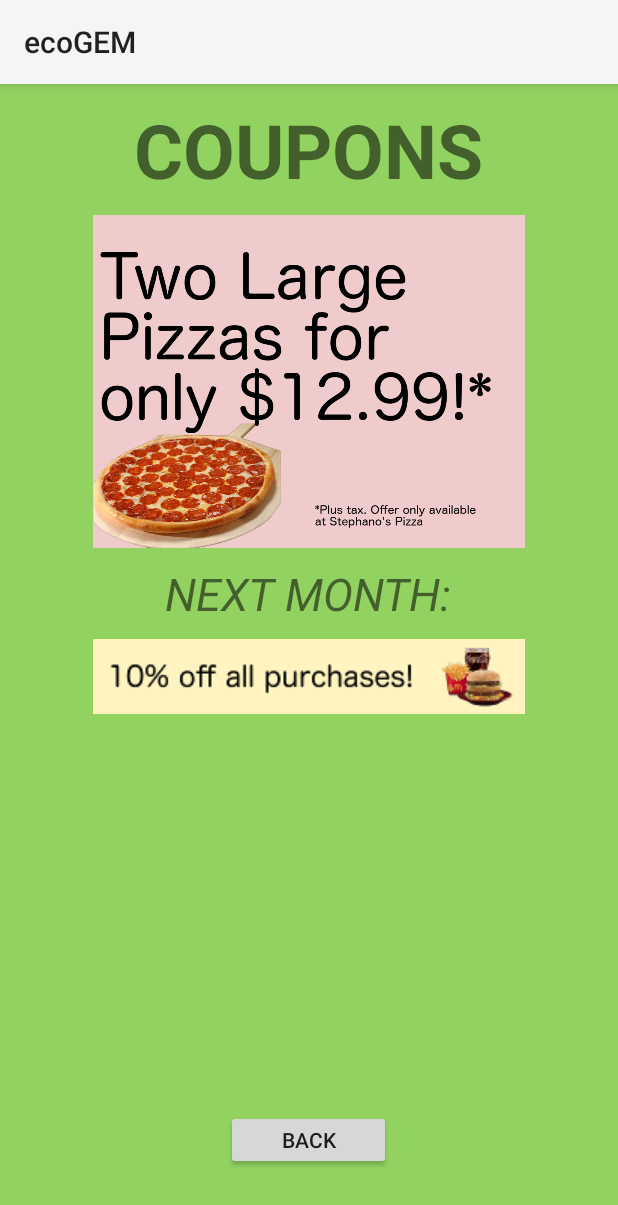
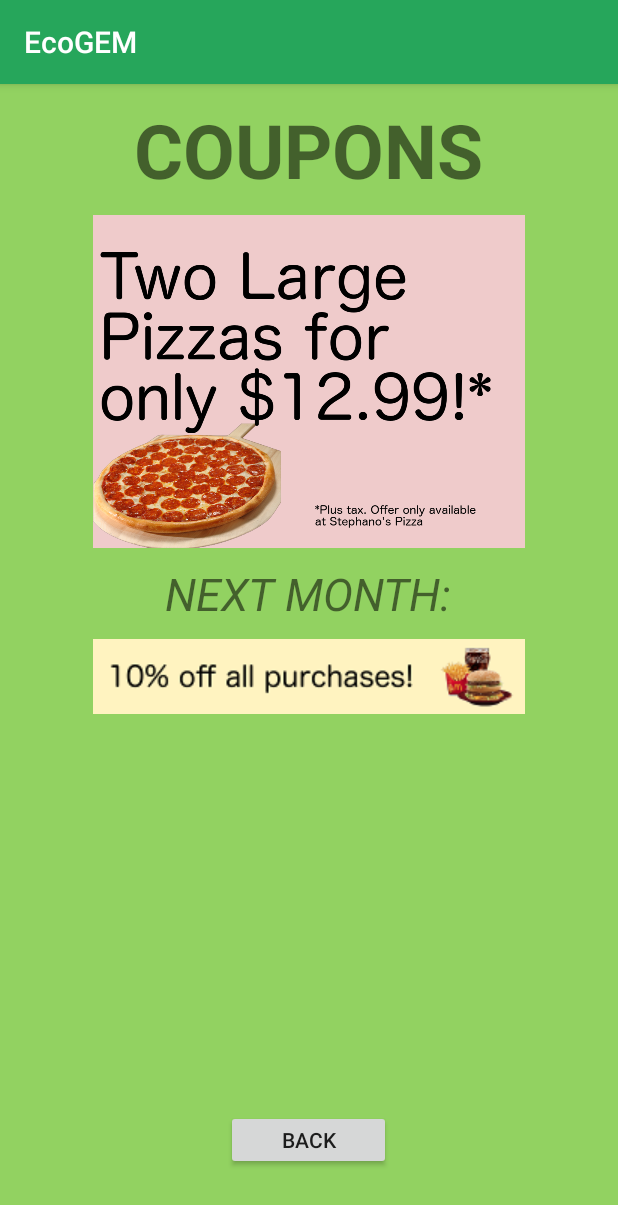
Before and after one commit to sarahyeo/EcoGEM, an Android app: the HomeActivity screen opened directly, with no data from a screen before it, after a tap on "COUPONS", on a phone screen of 412 x 824 dp. Shown: the top 1205 px of the screen. Run offline under Robolectric (Android 15) with nearby library versions, the phone set to English and light mode, and no system bars; 1 statement that could not run was skipped.

Commit message:
Update all status and action bar colors

```diff
--- a/app/src/main/java/com/cloud1001/ecogem/CouponsActivity.java
+++ b/app/src/main/java/com/cloud1001/ecogem/CouponsActivity.java
@@ -1,9 +1,14 @@
 package com.cloud1001.ecogem;
 
+import android.app.ActionBar;
 import android.app.Activity;
 import android.graphics.Color;
+import android.graphics.drawable.ColorDrawable;
 import android.os.Bundle;
+import android.text.Html;
 import android.view.View;
+import android.view.Window;
+import android.view.WindowManager;
 import android.widget.Button;
 import android.widget.ImageView;
 
@@ -18,6 +23,16 @@
     protected void onCreate(Bundle savedInstanceState) {
         super.onCreate(savedInstanceState);
         setContentView(R.layout.activity_coupons);
+
+        Window window = this.getWindow();
+        window.addFlags(WindowManager.LayoutParams.FLAG_DRAWS_SYSTEM_BAR_BACKGROUNDS);
+        window.clearFlags(WindowManager.LayoutParams.FLAG_TRANSLUCENT_STATUS);
+        window.setStatusBarColor(Color.parseColor("#87D37C"));
+
+        ActionBar actionBar = getActionBar();
+        actionBar.setBackgroundDrawable(new ColorDrawable(Color.parseColor("#26A65B")));
+        actionBar.setTitle(Html.fromHtml("<font color='#ffffff'>EcoGEM</font>"));
+
         initImageView();
     }
 
--- a/app/src/main/java/com/cloud1001/ecogem/HomeActivity.java
+++ b/app/src/main/java/com/cloud1001/ecogem/HomeActivity.java
@@ -1,10 +1,15 @@
 package com.cloud1001.ecogem;
 
+import android.app.ActionBar;
 import android.app.Activity;
 import android.content.Intent;
 import android.graphics.Color;
+import android.graphics.drawable.ColorDrawable;
 import android.os.Bundle;
+import android.text.Html;
 import android.view.View;
+import android.view.Window;
+import android.view.WindowManager;
 import android.widget.Button;
 import android.widget.ImageView;
 import android.widget.TextView;
@@ -24,6 +29,15 @@
     protected void onCreate(Bundle savedInstanceState) {
         super.onCreate(savedInstanceState);
         setContentView(R.layout.activity_home);
+
+        Window window = this.getWindow();
+        window.addFlags(WindowManager.LayoutParams.FLAG_DRAWS_SYSTEM_BAR_BACKGROUNDS);
+        window.clearFlags(WindowManager.LayoutParams.FLAG_TRANSLUCENT_STATUS);
+        window.setStatusBarColor(Color.parseColor("#87D37C"));
+
+        ActionBar actionBar = getActionBar();
+        actionBar.setBackgroundDrawable(new ColorDrawable(Color.parseColor("#26A65B")));
+        actionBar.setTitle(Html.fromHtml("<font color='#ffffff'>EcoGEM</font>"));
 
         singleton = Singleton.getInstance();
         mUserName = (TextView)findViewById(R.id.userName);
--- a/app/src/main/java/com/cloud1001/ecogem/MainActivity.java
+++ b/app/src/main/java/com/cloud1001/ecogem/MainActivity.java
@@ -6,6 +6,7 @@
 import android.graphics.Color;
 import android.graphics.drawable.ColorDrawable;
 import android.os.Bundle;
+import android.text.Html;
 import android.view.Menu;
 import android.view.MenuItem;
 import android.view.View;
@@ -56,10 +57,11 @@
         Window window = this.getWindow();
         window.addFlags(WindowManager.LayoutParams.FLAG_DRAWS_SYSTEM_BAR_BACKGROUNDS);
         window.clearFlags(WindowManager.LayoutParams.FLAG_TRANSLUCENT_STATUS);
-        window.setStatusBarColor(Color.parseColor("#00c10d"));
+        window.setStatusBarColor(Color.parseColor("#87D37C"));
 
         ActionBar actionBar = getActionBar();
-        actionBar.setBackgroundDrawable(new ColorDrawable(Color.parseColor("#006400")));
+        actionBar.setBackgroundDrawable(new ColorDrawable(Color.parseColor("#26A65B")));
+        actionBar.setTitle(Html.fromHtml("<font color='#ffffff'>EcoGEM</font>"));
 
         // Setup mojio client with app keys.
         mMojio = new MojioClient(this, MOJIO_APP_ID, null, REDIRECT_URL);
```
Also changed, not shown: app/src/main/java/com/cloud1001/ecogem/CarActivity.java (+14 -0 lines), app/src/main/java/com/cloud1001/ecogem/LogActivity.java (+15 -0 lines), app/src/main/java/com/cloud1001/ecogem/VehiclesActivity.java (+13 -0 lines).
